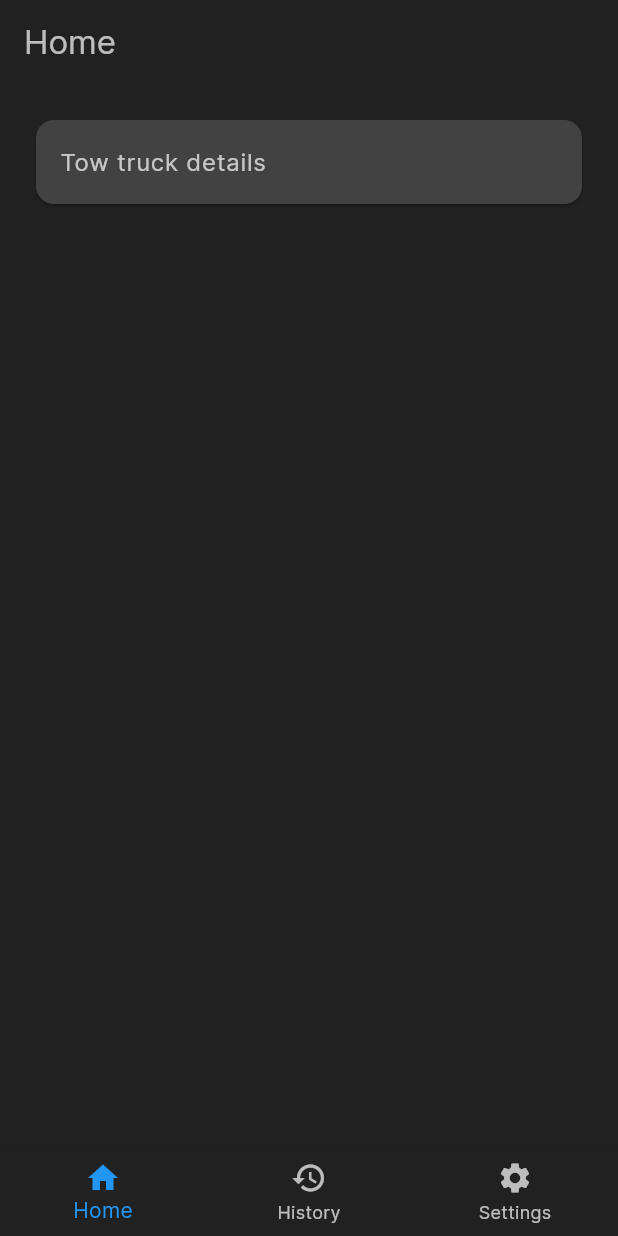
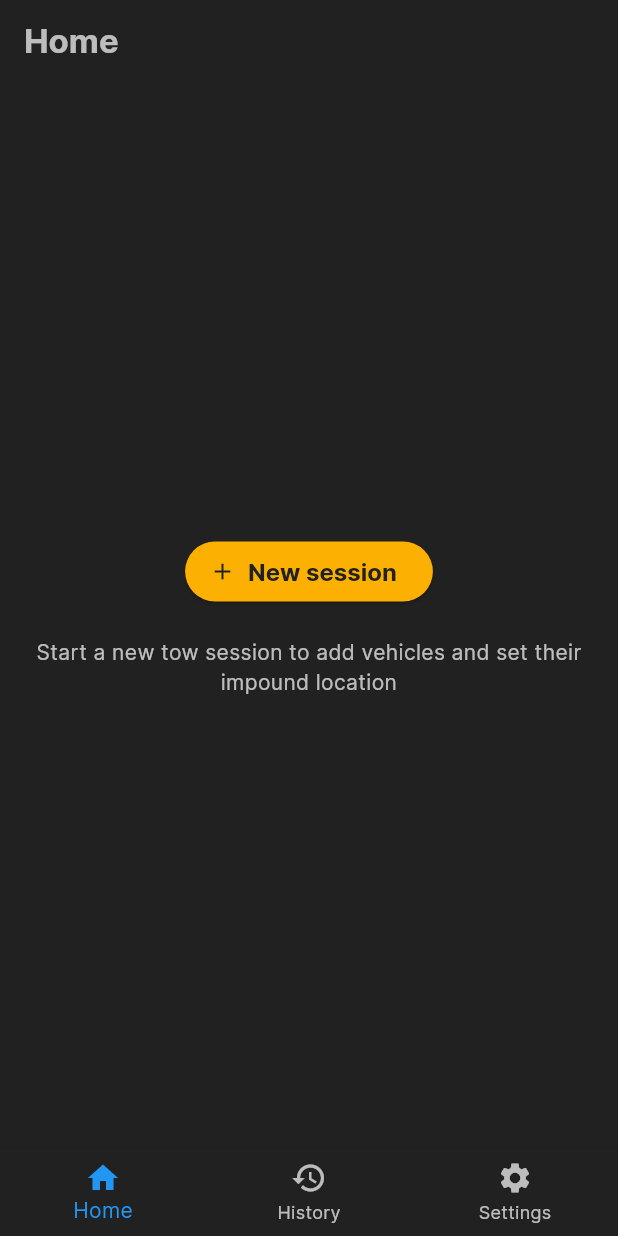
Before and after one commit to lalitshankarchowdhury/TrackMyTow, a Flutter app: the MainPage screen opened directly, on a phone screen of 412 x 824 dp. Run offline on Flutter 3.47's test engine with Material 3 defaults, Android fonts, the light colour scheme and no system bars; our stand-ins replace flutter_secure_storage, flutter_svg, geolocator, permission_handler; accounts and stored records are empty; network calls fail.

Commit message:
Update look and feel

```diff
--- a/track_my_tow/lib/pages/main_page.dart
+++ b/track_my_tow/lib/pages/main_page.dart
@@ -1,3 +1,5 @@
+// main_page.dart
+
 import 'package:flutter/material.dart';
 import 'nav/tow_truck_page.dart';
 import 'nav/history_page.dart';
@@ -7,21 +9,38 @@ class MainPage extends StatefulWidget {
   const MainPage({super.key});
 
   @override
-  createState() => _MainPageState();
+  _MainPageState createState() => _MainPageState();
 }
 
 class _MainPageState extends State<MainPage> {
   int _selectedIndex = 0;
+  bool _showInitialPage = true;
+
+  void _onItemTapped(int index) {
+    setState(() {
+      _selectedIndex = index;
+    });
+  }
+
+  void _onNewTowSession() {
+    setState(() {
+      _showInitialPage = false;
+      _selectedIndex = 0;
+    });
+  }
 
   @override
   Widget build(BuildContext context) {
     return Scaffold(
       body: IndexedStack(
         index: _selectedIndex,
-        children: const <Widget>[
-          TowTruckPage(),
-          HistoryPage(),
-          SettingsPage(),
+        children: <Widget>[
+          if (_showInitialPage)
+            InitialPage(onNewTowSession: _onNewTowSession)
+          else
+            const TowTruckPage(),
+          const HistoryPage(),
+          const SettingsPage(),
         ],
       ),
       bottomNavigationBar: BottomNavigationBar(
@@ -45,10 +64,4 @@ class _MainPageState extends State<MainPage> {
       ),
     );
   }
-
-  void _onItemTapped(int index) {
-    setState(() {
-      _selectedIndex = index;
-    });
-  }
 }
--- a/track_my_tow/lib/pages/nav/tow_truck_page.dart
+++ b/track_my_tow/lib/pages/nav/tow_truck_page.dart
@@ -14,6 +14,38 @@ class Vehicle {
   final String impoundLocation;
 
   Vehicle({required this.vehicleNumber, required this.impoundLocation});
+}
+
+class InitialPage extends StatelessWidget {
+  final VoidCallback onNewTowSession;
+
+  const InitialPage({super.key, required this.onNewTowSession});
+
+  @override
+  Widget build(BuildContext context) {
+    return Scaffold(
+      appBar: AppBar(
+        title: const Text('Home'),
+      ),
+      body: Center(
+        child: Column(
+          mainAxisAlignment: MainAxisAlignment.center,
+          children: [
+            ElevatedButton.icon(
+              onPressed: onNewTowSession,
+              icon: const Icon(Icons.add),
+              label: const Text('New session'),
+            ),
+            const SizedBox(height: 20),
+            const Text(
+              'Start a new tow session to add vehicles and set their impound location',
+              textAlign: TextAlign.center,
+            ),
+          ],
+        ),
+      ),
+    );
+  }
 }
 
 class TowTruckPage extends StatefulWidget {
--- a/track_my_tow/pubspec.yaml
+++ b/track_my_tow/pubspec.yaml
@@ -15,6 +15,7 @@ dependencies:
   http: ^1.2.1
   flutter_secure_storage: ^9.0.0
   intl: ^0.19.0
+  flutter_svg: ^2.0.10+1
 
 dev_dependencies:
   flutter_test:
@@ -23,6 +24,8 @@ dev_dependencies:
 
 flutter:
   uses-material-design: true
+  assets:
+  - assets/icons/
   fonts:
     - family: Inter
       fonts:
```
Also changed, not shown: track_my_tow/lib/main.dart (+15 -9 lines), track_my_tow/lib/pages/intro_page.dart (+10 -1 lines), track_my_tow/lib/pages/login_page.dart (+8 -0 lines), track_my_tow/lib/util/app_theme.dart (+8 -1 lines), track_my_tow/assets/icons/Login.svg (added), track_my_tow/assets/icons/TowTruck.svg (added), track_my_tow/pubspec.lock.
